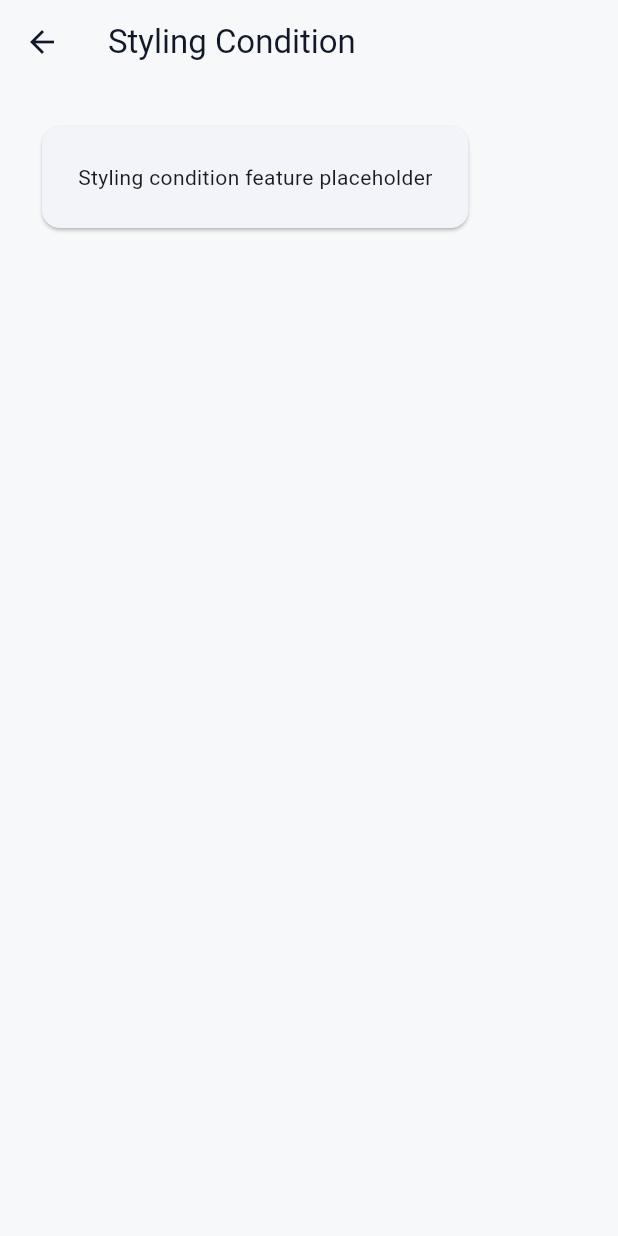
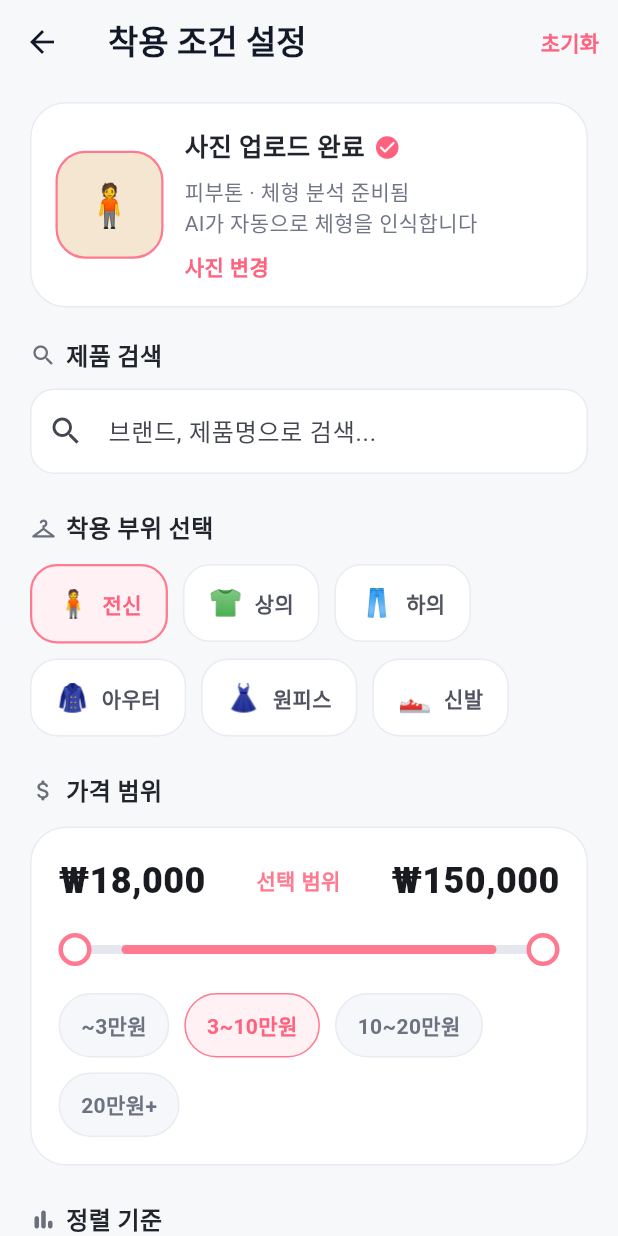
Before and after one commit to Project-FitMate/Fit-Mate-CLIENT, a Flutter app: the StylingConditionView screen opened directly, on a phone screen of 412 x 824 dp. Run offline on Flutter 3.47's test engine with Material 3 defaults, Android fonts, the phone set to English and light mode, and no system bars.

Commit message:
feat: implement styling condition screen layout

```diff
--- a/lib/features/styling_condition/view/styling_condition_view.dart
+++ b/lib/features/styling_condition/view/styling_condition_view.dart
@@ -1,5 +1,8 @@
 import 'package:flutter/material.dart';
-import 'package:fit_mate_client/features/styling_condition/widget/styling_condition_placeholder_section.dart';
+import 'package:fit_mate_client/features/styling_condition/widget/condition_filter_chip.dart';
+import 'package:fit_mate_client/features/styling_condition/widget/price_range_section.dart';
+import 'package:fit_mate_client/features/styling_condition/widget/upload_status_card.dart';
+import 'package:fit_mate_client/shared/widgets/primary_action_button.dart';
 
 class StylingConditionView extends StatelessWidget {
   const StylingConditionView({super.key});
@@ -7,11 +10,127 @@ class StylingConditionView extends StatelessWidget {
   @override
   Widget build(BuildContext context) {
     return Scaffold(
-      appBar: AppBar(title: const Text('Styling Condition')),
-      body: const Padding(
-        padding: EdgeInsets.all(24),
-        child: StylingConditionPlaceholderSection(),
+      appBar: AppBar(
+        title: const Text(
+          '착용 조건 설정',
+          style: TextStyle(fontWeight: FontWeight.w800),
+        ),
+        actions: [
+          TextButton(
+            onPressed: () {},
+            child: const Text(
+              '초기화',
+              style: TextStyle(
+                color: Color(0xFFFF617E),
+                fontWeight: FontWeight.w700,
+              ),
+            ),
+          ),
+        ],
+      ),
+      body: ListView(
+        padding: const EdgeInsets.fromLTRB(20, 12, 20, 28),
+        children: [
+          const UploadStatusCard(),
+          const SizedBox(height: 20),
+          const _SectionTitle(
+            icon: Icons.search_rounded,
+            label: '제품 검색',
+          ),
+          const SizedBox(height: 10),
+          TextField(
+            decoration: InputDecoration(
+              hintText: '브랜드, 제품명으로 검색...',
+              prefixIcon: const Icon(Icons.search),
+              filled: true,
+              fillColor: Colors.white,
+              border: OutlineInputBorder(
+                borderRadius: BorderRadius.circular(16),
+                borderSide: const BorderSide(color: Color(0xFFE8EAF2)),
+              ),
+              enabledBorder: OutlineInputBorder(
+                borderRadius: BorderRadius.circular(16),
+                borderSide: const BorderSide(color: Color(0xFFE8EAF2)),
+              ),
+            ),
+          ),
+          const SizedBox(height: 24),
+          const _SectionTitle(
+            icon: Icons.checkroom_rounded,
+            label: '착용 부위 선택',
+          ),
+          const SizedBox(height: 12),
+          const Wrap(
+            spacing: 10,
+            runSpacing: 10,
+            children: [
+              ConditionFilterChip(label: '전신', icon: '🧍', isSelected: true),
+              ConditionFilterChip(label: '상의', icon: '👕'),
+              ConditionFilterChip(label: '하의', icon: '👖'),
+              ConditionFilterChip(label: '아우터', icon: '🧥'),
+              ConditionFilterChip(label: '원피스', icon: '👗'),
+              ConditionFilterChip(label: '신발', icon: '👟'),
+            ],
+          ),
+          const SizedBox(height: 24),
+          const _SectionTitle(
+            icon: Icons.attach_money_rounded,
+            label: '가격 범위',
+          ),
+          const SizedBox(height: 12),
+          const PriceRangeSection(),
+          const SizedBox(height: 24),
+          const _SectionTitle(
+            icon: Icons.bar_chart_rounded,
+            label: '정렬 기준',
+          ),
+          const SizedBox(height: 12),
+          const Wrap(
+            spacing: 10,
+            runSpacing: 10,
+            children: [
+              ConditionFilterChip(label: 'AI 추천순', isSelected: true),
+              ConditionFilterChip(label: '가격 낮은순'),
+              ConditionFilterChip(label: '인기순'),
+              ConditionFilterChip(label: '신상품'),
+            ],
+          ),
+          const SizedBox(height: 28),
+          PrimaryActionButton(
+            label: '스타일 추천받기',
+            icon: Icons.auto_awesome_rounded,
+            onPressed: () {},
+          ),
+        ],
       ),
     );
   }
 }
+
+class _SectionTitle extends StatelessWidget {
+  const _SectionTitle({
+    required this.icon,
+    required this.label,
+  });
+
+  final IconData icon;
+  final String label;
+
+  @override
+  Widget build(BuildContext context) {
+    return Row(
+      children: [
+        Icon(icon, size: 18, color: const Color(0xFF6C6F7B)),
+        const SizedBox(width: 6),
+        Text(
+          label,
+          style: const TextStyle(
+            fontSize: 16,
+            fontWeight: FontWeight.w800,
+            color: Color(0xFF22252D),
+          ),
+        ),
+      ],
+    );
+  }
+}
--- /dev/null
+++ b/lib/features/styling_condition/widget/condition_filter_chip.dart
@@ -0,0 +1,45 @@
+import 'package:flutter/material.dart';
+
+class ConditionFilterChip extends StatelessWidget {
+  const ConditionFilterChip({
+    super.key,
+    required this.label,
+    this.icon,
+    this.isSelected = false,
+  });
+
+  final String label;
+  final String? icon;
+  final bool isSelected;
+
+  @override
+  Widget build(BuildContext context) {
+    return Container(
+      padding: const EdgeInsets.symmetric(horizontal: 16, vertical: 12),
+      decoration: BoxDecoration(
+        color: isSelected ? const Color(0xFFFFF1F4) : Colors.white,
+        borderRadius: BorderRadius.circular(18),
+        border: Border.all(
+          color: isSelected ? const Color(0xFFFF7A90) : const Color(0xFFE9EBF2),
+          width: isSelected ? 1.5 : 1,
+        ),
+      ),
+      child: Row(
+        mainAxisSize: MainAxisSize.min,
+        children: [
+          if (icon != null) ...[
+            Text(icon!, style: const TextStyle(fontSize: 18)),
+            const SizedBox(width: 8),
+          ],
+          Text(
+            label,
+            style: TextStyle(
+              color: isSelected ? const Color(0xFFFF617E) : const Color(0xFF50535F),
+              fontWeight: FontWeight.w700,
+            ),
+          ),
+        ],
+      ),
+    );
+  }
+}
--- /dev/null
+++ b/lib/features/styling_condition/widget/price_range_section.dart
@@ -0,0 +1,132 @@
+import 'package:flutter/material.dart';
+
+class PriceRangeSection extends StatelessWidget {
+  const PriceRangeSection({super.key});
+
+  @override
+  Widget build(BuildContext context) {
+    return Container(
+      padding: const EdgeInsets.all(18),
+      decoration: BoxDecoration(
+        color: Colors.white,
+        borderRadius: BorderRadius.circular(24),
+        border: Border.all(color: const Color(0xFFE9EBF2)),
+      ),
+      child: Column(
+        crossAxisAlignment: CrossAxisAlignment.start,
+        children: [
+          const Row(
+            children: [
+              Text(
+                '₩18,000',
+                style: TextStyle(fontSize: 24, fontWeight: FontWeight.w800),
+              ),
+              Spacer(),
+              Text(
+                '선택 범위',
+                style: TextStyle(
+                  color: Color(0xFFFF7A90),
+                  fontWeight: FontWeight.w700,
+                ),
+              ),
+              Spacer(),
+              Text(
+                '₩150,000',
+                style: TextStyle(fontSize: 24, fontWeight: FontWeight.w800),
+              ),
+            ],
+          ),
+          const SizedBox(height: 18),
+          Stack(
+            alignment: Alignment.center,
+            children: [
+              Container(
+                height: 6,
+                decoration: BoxDecoration(
+                  color: const Color(0xFFE5E7EE),
+                  borderRadius: BorderRadius.circular(20),
+                ),
+              ),
+              Padding(
+                padding: const EdgeInsets.symmetric(horizontal: 42),
+                child: Container(
+                  height: 6,
+                  decoration: BoxDecoration(
+                    color: const Color(0xFFFF7A90),
+                    borderRadius: BorderRadius.circular(20),
+                  ),
+                ),
+              ),
+              const Row(
+                children: [
+                  _RangeThumb(),
+                  Spacer(),
+                  _RangeThumb(),
+                ],
+              ),
+            ],
+          ),
+          const SizedBox(height: 18),
+          const Wrap(
+            spacing: 10,
+            runSpacing: 10,
+            children: [
+              _RangeTag(label: '~3만원'),
+              _RangeTag(label: '3~10만원', isSelected: true),
+              _RangeTag(label: '10~20만원'),
+              _RangeTag(label: '20만원+'),
+            ],
+          ),
+        ],
+      ),
+    );
+  }
+}
+
+class _RangeThumb extends StatelessWidget {
+  const _RangeThumb();
+
+  @override
+  Widget build(BuildContext context) {
+    return Container(
+      width: 22,
+      height: 22,
+      decoration: BoxDecoration(
+        color: Colors.white,
+        borderRadius: BorderRadius.circular(22),
+        border: Border.all(color: const Color(0xFFFF7A90), width: 3),
+      ),
+    );
+  }
+}
+
+class _RangeTag extends StatelessWidget {
+  const _RangeTag({
+    required this.label,
+    this.isSelected = false,
+  });
+
+  final String label;
+  final bool isSelected;
+
+  @override
+  Widget build(BuildContext context) {
+    return Container(
+      padding: const EdgeInsets.symmetric(horizontal: 14, vertical: 10),
+      decoration: BoxDecoration(
+        color: isSelected ? const Color(0xFFFFF1F4) : const Color(0xFFF6F7FA),
+        borderRadius: BorderRadius.circular(24),
+        border: Border.all(
+          color: isSelected ? const Color(0xFFFF7A90) : const Color(0xFFE9EBF2),
+        ),
+      ),
+      child: Text(
+        label,
+        style: TextStyle(
+          color: isSelected ? const Color(0xFFFF617E) : const Color(0xFF6D7280),
+          fontWeight: FontWeight.w700,
+        ),
+      ),
+    );
+  }
+}
--- a/lib/features/styling_condition/widget/styling_condition_placeholder_section.dart
+++ /dev/null
@@ -1,15 +0,0 @@
-import 'package:flutter/material.dart';
-
-class StylingConditionPlaceholderSection extends StatelessWidget {
-  const StylingConditionPlaceholderSection({super.key});
-
-  @override
-  Widget build(BuildContext context) {
-    return const Card(
-      child: Padding(
-        padding: EdgeInsets.all(24),
-        child: Text('Styling condition feature placeholder'),
-      ),
-    );
-  }
-}
--- /dev/null
+++ b/lib/features/styling_condition/widget/upload_status_card.dart
@@ -0,0 +1,75 @@
+import 'package:flutter/material.dart';
+
+class UploadStatusCard extends StatelessWidget {
+  const UploadStatusCard({super.key});
+
+  @override
+  Widget build(BuildContext context) {
+    return Container(
+      padding: const EdgeInsets.all(16),
+      decoration: BoxDecoration(
+        color: Colors.white,
+        borderRadius: BorderRadius.circular(24),
+        border: Border.all(color: const Color(0xFFE9EBF2)),
+      ),
+      child: Row(
+        children: [
+          Container(
+            width: 72,
+            height: 72,
+            decoration: BoxDecoration(
+              color: const Color(0xFFF4E6D1),
+              borderRadius: BorderRadius.circular(20),
+              border: Border.all(color: const Color(0xFFFF7A90), width: 1.5),
+            ),
+            child: const Center(
+              child: Text('🧍', style: TextStyle(fontSize: 28)),
+            ),
+          ),
+          const SizedBox(width: 14),
+          const Expanded(
+            child: Column(
+              crossAxisAlignment: CrossAxisAlignment.start,
+              children: [
+                Row(
+                  children: [
+                    Text(
+                      '사진 업로드 완료',
+                      style: TextStyle(
+                        fontSize: 17,
+                        fontWeight: FontWeight.w800,
+                        color: Color(0xFF21242C),
+                      ),
+                    ),
+                    SizedBox(width: 6),
+                    Icon(
+                      Icons.check_circle_rounded,
+                      color: Color(0xFFFF617E),
+                      size: 18,
+                    ),
+                  ],
+                ),
+                SizedBox(height: 6),
+                Text(
+                  '피부톤 · 체형 분석 준비됨\nAI가 자동으로 체형을 인식합니다',
+                  style: TextStyle(
+                    color: Color(0xFF717686),
+                    height: 1.4,
+                  ),
+                ),
+                SizedBox(height: 8),
+                Text(
+                  '사진 변경',
+                  style: TextStyle(
+                    color: Color(0xFFFF617E),
+                    fontWeight: FontWeight.w700,
+                  ),
+                ),
+              ],
+            ),
+          ),
+        ],
+      ),
+    );
+  }
+}
```
Also changed, not shown: 1 other file.
